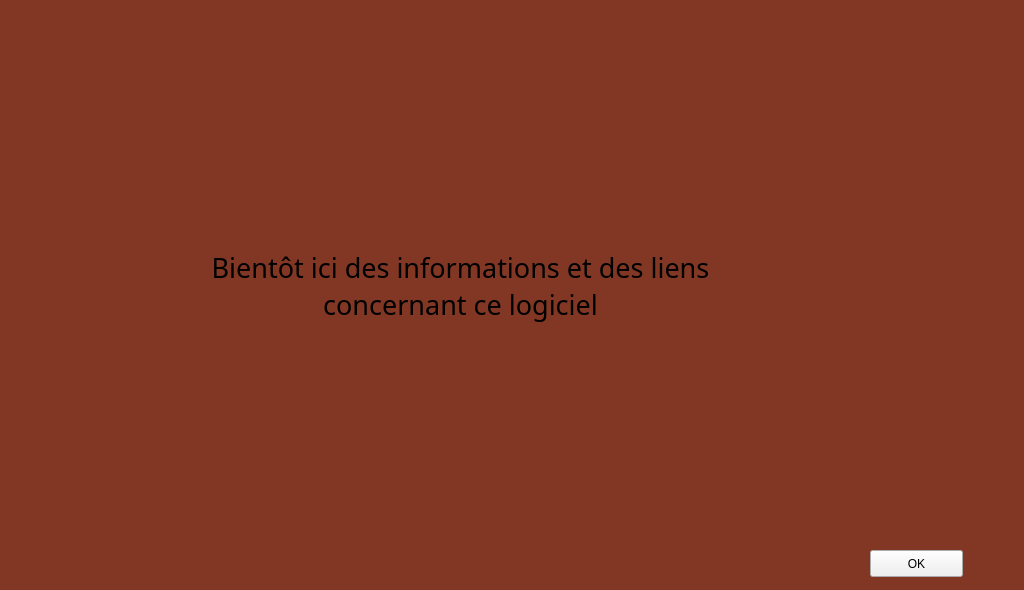
Qt form src/mainwindow.ui (Txikilinux/leterrier-fubuki) before a commit.
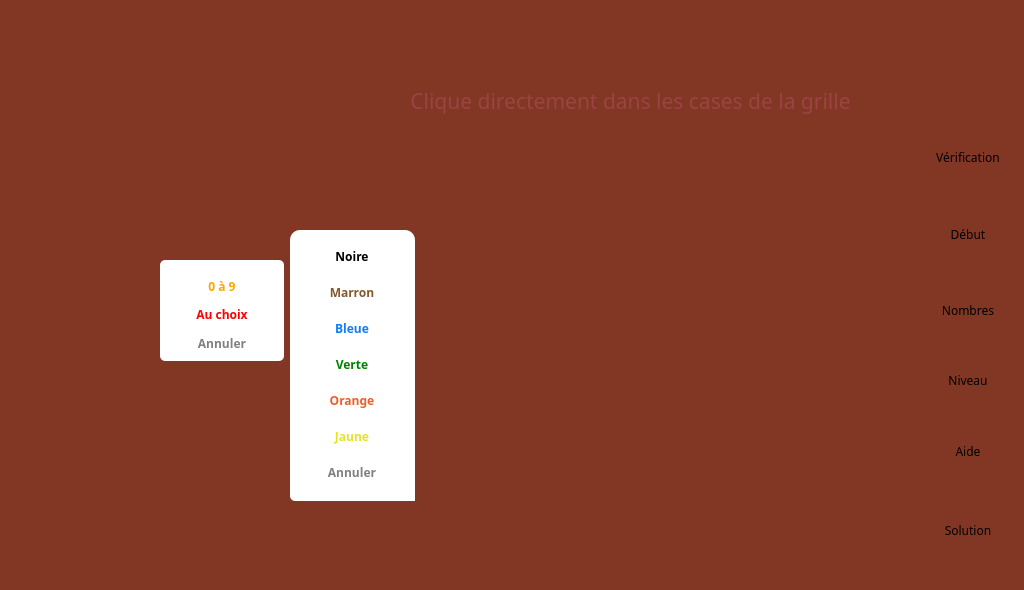
The same form after that commit. The open tabs and pages were chosen to show the change. Icons and pictures are not drawn. Custom widgets are drawn as their Qt base class.

```diff
--- a/src/mainwindow.ui
+++ b/src/mainwindow.ui
@@ -2064,46 +2064,7 @@
            </property>
           </widget>
          </widget>
-         <widget class="QWidget" name="pageApropos">
-          <widget class="QPushButton" name="pushButton">
-           <property name="geometry">
-            <rect>
-             <x>870</x>
-             <y>510</y>
-             <width>93</width>
-             <height>27</height>
-            </rect>
-           </property>
-           <property name="text">
-            <string>OK</string>
-           </property>
-          </widget>
-          <widget class="QLabel" name="label">
-           <property name="geometry">
-            <rect>
-             <x>170</x>
-             <y>90</y>
-             <width>581</width>
-             <height>311</height>
-            </rect>
-           </property>
-           <property name="font">
-            <font>
-             <family>Andika Basic</family>
-             <pointsize>20</pointsize>
-            </font>
-           </property>
-           <property name="text">
-            <string>Bientôt ici des informations et des liens concernant ce logiciel</string>
-           </property>
-           <property name="alignment">
-            <set>Qt::AlignCenter</set>
-           </property>
-           <property name="wordWrap">
-            <bool>true</bool>
-           </property>
-          </widget>
-         </widget>
+         <widget class="AbulEduAproposV1" name="pageAbout"/>
         </widget>
        </item>
       </layout>
@@ -2235,6 +2196,12 @@
    <header>abuledumenufeuillev1.h</header>
    <container>1</container>
   </customwidget>
+  <customwidget>
+   <class>AbulEduAproposV1</class>
+   <extends>QWidget</extends>
+   <header>abuleduaproposv1.h</header>
+   <container>1</container>
+  </customwidget>
  </customwidgets>
  <tabstops>
   <tabstop>btnCase0</tabstop>
```
